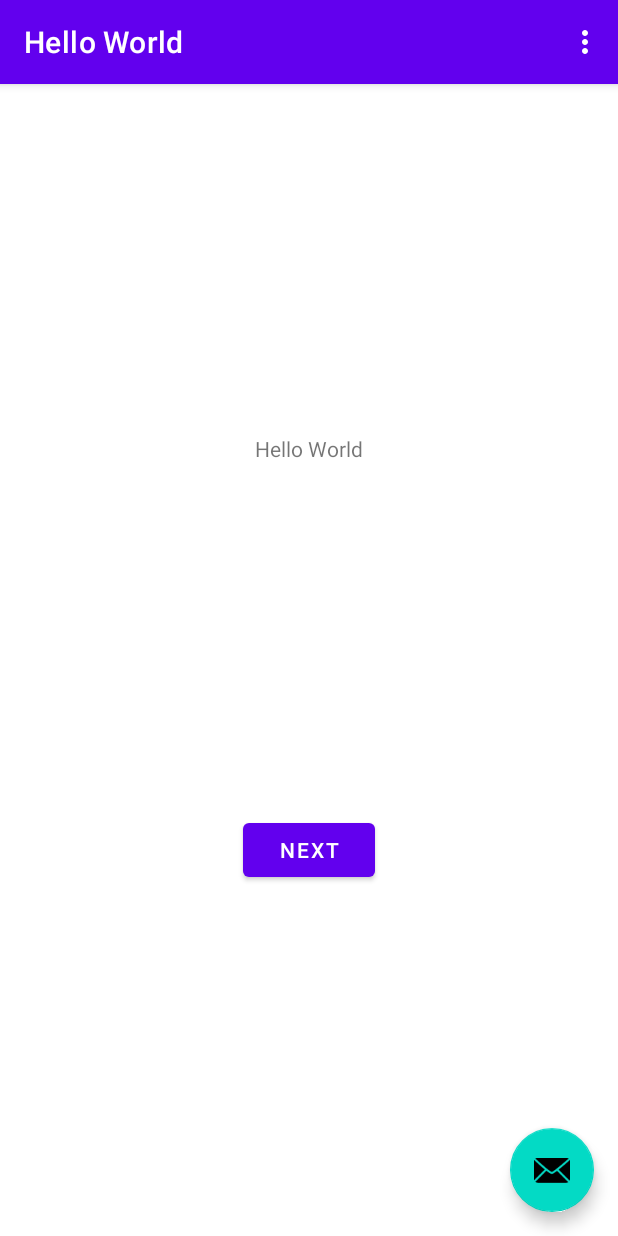
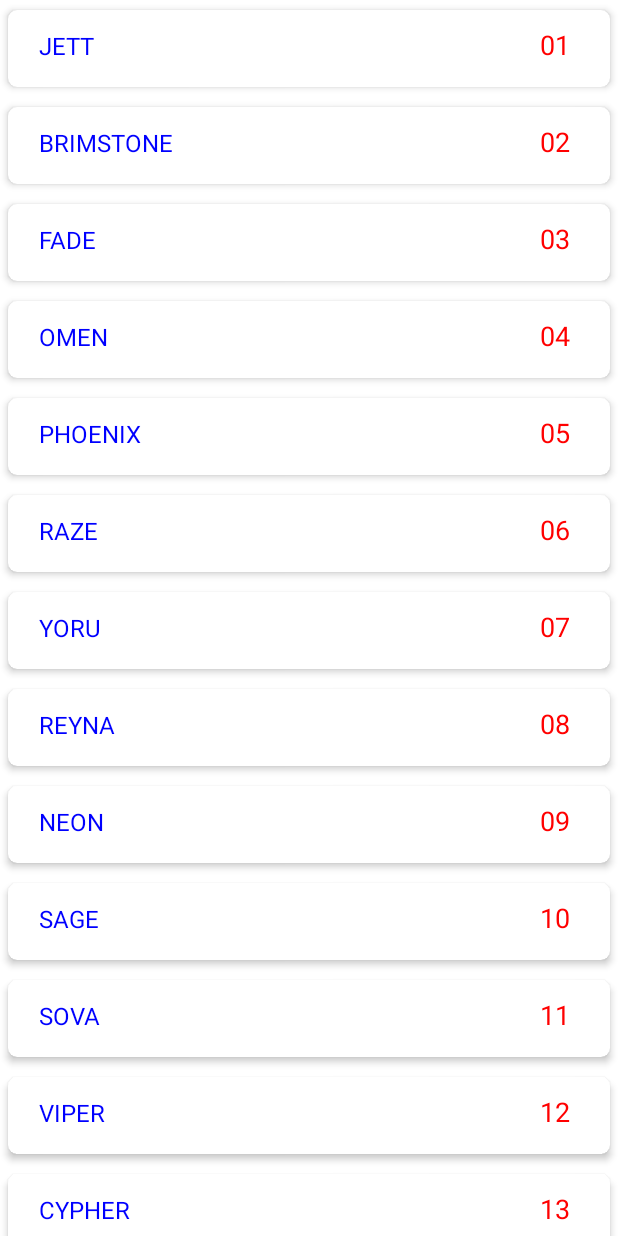
Before and after one commit to NosweL/04-android-recyclerview, an Android app: the screen it shows after launch (MainActivity), on a phone screen of 412 x 824 dp. Run offline under Robolectric (Android 15) with nearby library versions, the phone set to English and light mode, and no system bars.

Commit message:
update 04-android-recyclerview

```diff
--- /dev/null
+++ b/app/src/main/java/jti/polinema/ac/recyclerview/Data.java
@@ -0,0 +1,26 @@
+package jti.polinema.ac.recyclerview;
+
+public class Data {
+    public static String data(){
+        return "[" + "{'word': 'JETT', 'no': '01'}," +
+                "{'word': 'BRIMSTONE', 'no': '02'}," +
+                "{'word': 'FADE', 'no': '03'}," +
+                "{'word': 'OMEN', 'no': '04'}," +
+                "{'word':'PHOENIX', 'no': '05'}," +
+                "{'word':'RAZE', 'no': '06'}," +
+                "{'word':'YORU', 'no': '07'}," +
+                "{'word':'REYNA', 'no': '08'}," +
+                "{'word':'NEON', 'no': '09'}," +
+                "{'word':'SAGE', 'no': '10'}," +
+                "{'word':'SOVA', 'no': '11'}," +
+                "{'word':'VIPER', 'no': '12'}," +
+                "{'word':'CYPHER', 'no': '13'}," +
+                "{'word':'KILLJOY', 'no': '14'}," +
+                "{'word':'BREACH', 'no': '15'}," +
+                "{'word':'SKY', 'no': '16'}," +
+                "{'word':'ASTRA', 'no': '17'}," +
+                "{'word':'KAY/O', 'no': '18'}," +
+                "{'word':'CHAMBER', 'no': '19'}," +
+                "{'word':'CHAMBER', 'no': '26'}" + "]";
+    }
+}
--- a/app/src/main/java/jti/polinema/ac/recyclerview/FirstFragment.java
+++ /dev/null
@@ -1,47 +0,0 @@
-package jti.polinema.ac.recyclerview;
-
-import android.os.Bundle;
-import android.view.LayoutInflater;
-import android.view.View;
-import android.view.ViewGroup;
-
-import androidx.annotation.NonNull;
-import androidx.fragment.app.Fragment;
-import androidx.navigation.fragment.NavHostFragment;
-
-import jti.polinema.ac.recyclerview.databinding.FragmentFirstBinding;
-
-public class FirstFragment extends Fragment {
-
-    private FragmentFirstBinding binding;
-
-    @Override
-    public View onCreateView(
-            LayoutInflater inflater, ViewGroup container,
-            Bundle savedInstanceState
-    ) {
-
-        binding = FragmentFirstBinding.inflate(inflater, container, false);
-        return binding.getRoot();
-
-    }
-
-    public void onViewCreated(@NonNull View view, Bundle savedInstanceState) {
-        super.onViewCreated(view, savedInstanceState);
-
-        binding.buttonFirst.setOnClickListener(new View.OnClickListener() {
-            @Override
-            public void onClick(View view) {
-                NavHostFragment.findNavController(FirstFragment.this)
-                        .navigate(R.id.action_FirstFragment_to_SecondFragment);
-            }
-        });
-    }
-
-    @Override
-    public void onDestroyView() {
-        super.onDestroyView();
-        binding = null;
-    }
-
-}
--- a/app/src/main/java/jti/polinema/ac/recyclerview/MainActivity.java
+++ b/app/src/main/java/jti/polinema/ac/recyclerview/MainActivity.java
@@ -1,79 +1,46 @@
 package jti.polinema.ac.recyclerview;
 
+import androidx.appcompat.app.AppCompatActivity;
+import androidx.recyclerview.widget.RecyclerView;
 import android.os.Bundle;
+import java.util.ArrayList;
+import androidx.recyclerview.widget.LinearLayoutManager;
 
-import com.google.android.material.snackbar.Snackbar;
-
-import androidx.appcompat.app.AppCompatActivity;
-
-import android.view.View;
-
-import androidx.navigation.NavController;
-import androidx.navigation.Navigation;
-import androidx.navigation.ui.AppBarConfiguration;
-import androidx.navigation.ui.NavigationUI;
-
-import jti.polinema.ac.recyclerview.databinding.ActivityMainBinding;
-
-import android.view.Menu;
-import android.view.MenuItem;
-
-import java.util.LinkedList;
+import org.json.JSONArray;
+import org.json.JSONException;
+import org.json.JSONObject;
 
 public class MainActivity extends AppCompatActivity {
 
-    private AppBarConfiguration appBarConfiguration;
-    private ActivityMainBinding binding;
-    private final LinkedList<String> mWordList = new LinkedList<>();
+    private ArrayList<Word> dataList;
 
     @Override
     protected void onCreate(Bundle savedInstanceState) {
         super.onCreate(savedInstanceState);
+        setContentView(R.layout.activity_main);
+        setData(Data.data());
 
-        binding = ActivityMainBinding.inflate(getLayoutInflater());
-        setContentView(binding.getRoot());
+        RecyclerView word_recyclerView = findViewById(R.id.recycler_view);
+        WordAdapter adapter = new WordAdapter(dataList);
 
-        setSupportActionBar(binding.toolbar);
-
-        NavController navController = Navigation.findNavController(this, R.id.nav_host_fragment_content_main);
-        appBarConfiguration = new AppBarConfiguration.Builder(navController.getGraph()).build();
-        NavigationUI.setupActionBarWithNavController(this, navController, appBarConfiguration);
-
-        binding.fab.setOnClickListener(new View.OnClickListener() {
-            @Override
-            public void onClick(View view) {
-                Snackbar.make(view, "Replace with your own action", Snackbar.LENGTH_LONG)
-                        .setAction("Action", null).show();
-            }
-        });
+        RecyclerView.LayoutManager layoutManager = new LinearLayoutManager(this);
+        word_recyclerView.setLayoutManager(layoutManager);
+        word_recyclerView.setAdapter(adapter);
     }
 
-    @Override
-    public boolean onCreateOptionsMenu(Menu menu) {
-        // Inflate the menu; this adds items to the action bar if it is present.
-        getMenuInflater().inflate(R.menu.menu_main, menu);
-        return true;
-    }
+    public void setData(String data){
+        try {
+            JSONArray jsonArray = new JSONArray(data);
+            dataList = new ArrayList<>();
+            for(int i=0; i<jsonArray.length(); i++){
+                JSONObject jsonObject = jsonArray.getJSONObject(i);
+                Word word = new Word(jsonObject.getString("word"),
+                        jsonObject.getString("no"));
+                dataList.add(word);
+            }
 
-    @Override
-    public boolean onOptionsItemSelected(MenuItem item) {
-        // Handle action bar item clicks here. The action bar will
-        // automatically handle clicks on the Home/Up button, so long
-        // as you specify a parent activity in AndroidManifest.xml.
-        int id = item.getItemId();
-
-        //noinspection SimplifiableIfStatement
-        if (id == R.id.action_settings) {
-            return true;
+        } catch (JSONException e) {
+            e.printStackTrace();
         }
-
-        return super.onOptionsItemSelected(item);
-    }
-
-    @Override
-    public boolean onSupportNavigateUp() {
-        NavController navController = Navigation.findNavController(this, R.id.nav_host_fragment_content_main);
-        return NavigationUI.navigateUp(navController, appBarConfiguration)
-                || super.onSupportNavigateUp();
     }
 }
--- a/app/src/main/java/jti/polinema/ac/recyclerview/SecondFragment.java
+++ /dev/null
@@ -1,47 +0,0 @@
-package jti.polinema.ac.recyclerview;
-
-import android.os.Bundle;
-import android.view.LayoutInflater;
-import android.view.View;
-import android.view.ViewGroup;
-
-import androidx.annotation.NonNull;
-import androidx.fragment.app.Fragment;
-import androidx.navigation.fragment.NavHostFragment;
-
-import jti.polinema.ac.recyclerview.databinding.FragmentSecondBinding;
-
-public class SecondFragment extends Fragment {
-
-    private FragmentSecondBinding binding;
-
-    @Override
-    public View onCreateView(
-            LayoutInflater inflater, ViewGroup container,
-            Bundle savedInstanceState
-    ) {
-
-        binding = FragmentSecondBinding.inflate(inflater, container, false);
-        return binding.getRoot();
-
-    }
-
-    public void onViewCreated(@NonNull View view, Bundle savedInstanceState) {
-        super.onViewCreated(view, savedInstanceState);
-
-        binding.buttonSecond.setOnClickListener(new View.OnClickListener() {
-            @Override
-            public void onClick(View view) {
-                NavHostFragment.findNavController(SecondFragment.this)
-                        .navigate(R.id.action_SecondFragment_to_FirstFragment);
-            }
-        });
-    }
-
-    @Override
-    public void onDestroyView() {
-        super.onDestroyView();
-        binding = null;
-    }
-
-}
--- /dev/null
+++ b/app/src/main/java/jti/polinema/ac/recyclerview/Word.java
@@ -0,0 +1,27 @@
+package jti.polinema.ac.recyclerview;
+
+public class Word {
+    private String word;
+    private String no;
+
+    public Word(String word, String no){
+        this.word = word;
+        this.no = no;
+    }
+
+    public String getWord() {
+        return word;
+    }
+
+    public void setWord(String word) {
+        this.word = word;
+    }
+
+    public String getNo() {
+        return no;
+    }
+
+    public void setNo(String no) {
+        this.no = no;
+    }
+}
--- /dev/null
+++ b/app/src/main/java/jti/polinema/ac/recyclerview/WordAdapter.java
@@ -0,0 +1,50 @@
+package jti.polinema.ac.recyclerview;
+
+import android.view.LayoutInflater;
+import android.view.View;
+import android.view.ViewGroup;
+import android.widget.TextView;
+
+import androidx.annotation.NonNull;
+import androidx.recyclerview.widget.RecyclerView;
+
+import java.util.ArrayList;
+
+public class WordAdapter extends RecyclerView.Adapter<WordAdapter.WordViewHolder> {
+
+    private ArrayList<Word> dataList;
+
+    public WordAdapter(ArrayList<Word> dataList) {
+        this.dataList = dataList;
+    }
+
+    @NonNull
+    @Override
+    public WordAdapter.WordViewHolder onCreateViewHolder(@NonNull ViewGroup viewGroup, int i) {
+        LayoutInflater layoutInflater = LayoutInflater.from(viewGroup.getContext());
+        View view = layoutInflater.inflate(R.layout.list_item, viewGroup, false);
+        return new WordViewHolder(view);
+    }
+
+    @Override
+    public void onBindViewHolder(@NonNull WordAdapter.WordViewHolder wordViewHolder, int i) {
+        wordViewHolder.word.setText(dataList.get(i).getWord());
+        wordViewHolder.num.setText(dataList.get(i).getNo());
+    }
+
+    @Override
+    public int getItemCount() {
+        return (dataList != null) ? dataList.size() : 0;
+    }
+
+    public class WordViewHolder extends RecyclerView.ViewHolder {
+        private TextView word, num;
+
+        public WordViewHolder(@NonNull View itemView) {
+            super(itemView);
+            word = (TextView) itemView.findViewById(R.id.word);
+            num = (TextView) itemView.findViewById(R.id.nomor);
+        }
+    }
+
+}
--- a/app/src/main/res/drawable-anydpi/ic_add_for_fab.xml
+++ /dev/null
@@ -1,11 +0,0 @@
-<vector xmlns:android="http://schemas.android.com/apk/res/android"
-    android:width="24dp"
-    android:height="24dp"
-    android:viewportWidth="24"
-    android:viewportHeight="24"
-    android:tint="#FFFFFF"
-    android:alpha="0.8">
-  <path
-      android:fillColor="@android:color/white"
-      android:pathData="M19,13h-6v6h-2v-6H5v-2h6V5h2v6h6v2z"/>
-</vector>
--- a/app/src/main/res/layout/activity_main.xml
+++ b/app/src/main/res/layout/activity_main.xml
@@ -1,34 +1,13 @@
 <?xml version="1.0" encoding="utf-8"?>
-<androidx.coordinatorlayout.widget.CoordinatorLayout xmlns:android="http://schemas.android.com/apk/res/android"
-    xmlns:app="http://schemas.android.com/apk/res-auto"
+<androidx.constraintlayout.widget.ConstraintLayout xmlns:android="http://schemas.android.com/apk/res/android"
     xmlns:tools="http://schemas.android.com/tools"
     android:layout_width="match_parent"
     android:layout_height="match_parent"
     tools:context=".MainActivity">
 
-    <com.google.android.material.appbar.AppBarLayout
+    <androidx.recyclerview.widget.RecyclerView
+        android:id="@+id/recycler_view"
         android:layout_width="match_parent"
-        android:layout_height="wrap_content"
-        android:theme="@style/Theme.RecyclerView.AppBarOverlay">
+        android:layout_height="match_parent" />
 
-        <androidx.appcompat.widget.Toolbar
-            android:id="@+id/toolbar"
-            android:layout_width="match_parent"
-            android:layout_height="?attr/actionBarSize"
-            android:background="?attr/colorPrimary"
-            app:popupTheme="@style/Theme.RecyclerView.PopupOverlay" />
-
-    </com.google.android.material.appbar.AppBarLayout>
-
-    <include layout="@layout/content_main" />
-
-    <com.google.android.material.floatingactionbutton.FloatingActionButton
-        android:id="@+id/fab"
-        android:layout_width="wrap_content"
-        android:layout_height="wrap_content"
-        android:layout_gravity="bottom|end"
-        android:layout_marginEnd="@dimen/fab_margin"
-        android:layout_marginBottom="16dp"
-        app:srcCompat="@android:drawable/ic_dialog_email" />
-
-</androidx.coordinatorlayout.widget.CoordinatorLayout>
+</androidx.constraintlayout.widget.ConstraintLayout>
--- a/app/src/main/res/layout/content_main.xml
+++ /dev/null
@@ -1,19 +0,0 @@
-<?xml version="1.0" encoding="utf-8"?>
-<androidx.constraintlayout.widget.ConstraintLayout xmlns:android="http://schemas.android.com/apk/res/android"
-    xmlns:app="http://schemas.android.com/apk/res-auto"
-    android:layout_width="match_parent"
-    android:layout_height="match_parent"
-    app:layout_behavior="@string/appbar_scrolling_view_behavior">
-
-    <androidx.fragment.app.FragmentContainerView
-        android:id="@+id/nav_host_fragment_content_main"
-        android:name="androidx.navigation.fragment.NavHostFragment"
-        android:layout_width="0dp"
-        android:layout_height="0dp"
-        app:defaultNavHost="true"
-        app:layout_constraintBottom_toBottomOf="parent"
-        app:layout_constraintEnd_toEndOf="parent"
-        app:layout_constraintStart_toStartOf="parent"
-        app:layout_constraintTop_toTopOf="parent"
-        app:navGraph="@navigation/nav_graph" />
-</androidx.constraintlayout.widget.ConstraintLayout>
--- a/app/src/main/res/layout/fragment_first.xml
+++ /dev/null
@@ -1,28 +0,0 @@
-<?xml version="1.0" encoding="utf-8"?>
-<androidx.constraintlayout.widget.ConstraintLayout xmlns:android="http://schemas.android.com/apk/res/android"
-    xmlns:app="http://schemas.android.com/apk/res-auto"
-    xmlns:tools="http://schemas.android.com/tools"
-    android:layout_width="match_parent"
-    android:layout_height="match_parent"
-    tools:context=".FirstFragment">
-
-    <TextView
-        android:id="@+id/textview_first"
-        android:layout_width="wrap_content"
-        android:layout_height="wrap_content"
-        android:text="Hello World"
-        app:layout_constraintBottom_toTopOf="@id/button_first"
-        app:layout_constraintEnd_toEndOf="parent"
-        app:layout_constraintStart_toStartOf="parent"
-        app:layout_constraintTop_toTopOf="parent" />
-
-    <Button
-        android:id="@+id/button_first"
-        android:layout_width="wrap_content"
-        android:layout_height="wrap_content"
-        android:text="@string/next"
-        app:layout_constraintBottom_toBottomOf="parent"
-        app:layout_constraintEnd_toEndOf="parent"
-        app:layout_constraintStart_toStartOf="parent"
-        app:layout_constraintTop_toBottomOf="@id/textview_first" />
-</androidx.constraintlayout.widget.ConstraintLayout>
--- a/app/src/main/res/layout/fragment_second.xml
+++ /dev/null
@@ -1,27 +0,0 @@
-<?xml version="1.0" encoding="utf-8"?>
-<androidx.constraintlayout.widget.ConstraintLayout xmlns:android="http://schemas.android.com/apk/res/android"
-    xmlns:app="http://schemas.android.com/apk/res-auto"
-    xmlns:tools="http://schemas.android.com/tools"
-    android:layout_width="match_parent"
-    android:layout_height="match_parent"
-    tools:context=".SecondFragment">
-
-    <TextView
-        android:id="@+id/textview_second"
-        android:layout_width="wrap_content"
-        android:layout_height="wrap_content"
-        app:layout_constraintBottom_toTopOf="@id/button_second"
-        app:layout_constraintEnd_toEndOf="parent"
-        app:layout_constraintStart_toStartOf="parent"
-        app:layout_constraintTop_toTopOf="parent" />
-
-    <Button
-        android:id="@+id/button_second"
-        android:layout_width="wrap_content"
-        android:layout_height="wrap_content"
-        android:text="@string/previous"
-        app:layout_constraintBottom_toBottomOf="parent"
-        app:layout_constraintEnd_toEndOf="parent"
-        app:layout_constraintStart_toStartOf="parent"
-        app:layout_constraintTop_toBottomOf="@id/textview_second" />
-</androidx.constraintlayout.widget.ConstraintLayout>
--- /dev/null
+++ b/app/src/main/res/layout/list_item.xml
@@ -0,0 +1,47 @@
+<?xml version="1.0" encoding="utf-8"?>
+<androidx.cardview.widget.CardView xmlns:app="http://schemas.android.com/apk/res-auto"
+    xmlns:android="http://schemas.android.com/apk/res/android"
+    android:layout_width="match_parent"
+    android:layout_height="wrap_content"
+    app:cardCornerRadius="6dp"
+    app:cardElevation="3dp"
+    app:cardUseCompatPadding="true">
+
+    <LinearLayout xmlns:android="http://schemas.android.com/apk/res/android"
+        android:layout_width="match_parent"
+        android:layout_height="wrap_content"
+        android:layout_margin="5dp"
+        android:orientation="vertical"
+        android:padding="5dp">
+
+        <LinearLayout
+            android:layout_width="match_parent"
+            android:layout_height="wrap_content"
+            android:orientation="horizontal">
+
+            <TextView
+                android:id="@+id/word"
+                android:layout_width="wrap_content"
+                android:layout_height="wrap_content"
+                android:paddingLeft="10dp"
+                android:paddingRight="10dp"
+                android:paddingBottom="5dp"
+                android:text="Paulo Dybala"
+                android:textColor="@color/white"
+                android:textSize="16sp" />
+
+            <TextView
+                android:id="@+id/nomor"
+                android:layout_width="match_parent"
+                android:layout_height="wrap_content"
+                android:paddingLeft="10dp"
+                android:paddingRight="16dp"
+                android:paddingBottom="5dp"
+                android:text="10"
+                android:textAlignment="viewEnd"
+                android:textColor="@color/suket"
+                android:textSize="18sp" />
+
+        </LinearLayout>
+    </LinearLayout>
+</androidx.cardview.widget.CardView>
--- a/app/src/main/res/layout/wordlist_item.xml
+++ /dev/null
@@ -1,6 +0,0 @@
-<?xml version="1.0" encoding="utf-8"?>
-<LinearLayout xmlns:android="http://schemas.android.com/apk/res/android"
-    android:layout_width="match_parent"
-    android:layout_height="match_parent">
-
-</LinearLayout>
--- a/app/src/main/res/menu/menu_main.xml
+++ /dev/null
@@ -1,10 +0,0 @@
-<menu xmlns:android="http://schemas.android.com/apk/res/android"
-    xmlns:app="http://schemas.android.com/apk/res-auto"
-    xmlns:tools="http://schemas.android.com/tools"
-    tools:context="jti.polinema.ac.recyclerview.MainActivity">
-    <item
-        android:id="@+id/action_settings"
-        android:orderInCategory="100"
-        android:title="@string/action_settings"
-        app:showAsAction="never" />
-</menu>
--- a/app/src/main/res/navigation/nav_graph.xml
+++ /dev/null
@@ -1,28 +0,0 @@
-<?xml version="1.0" encoding="utf-8"?>
-<navigation xmlns:android="http://schemas.android.com/apk/res/android"
-    xmlns:app="http://schemas.android.com/apk/res-auto"
-    xmlns:tools="http://schemas.android.com/tools"
-    android:id="@+id/nav_graph"
-    app:startDestination="@id/FirstFragment">
-
-    <fragment
-        android:id="@+id/FirstFragment"
-        android:name="jti.polinema.ac.recyclerview.FirstFragment"
-        android:label="@string/first_fragment_label"
-        tools:layout="@layout/fragment_first">
-
-        <action
-            android:id="@+id/action_FirstFragment_to_SecondFragment"
-            app:destination="@id/SecondFragment" />
-    </fragment>
-    <fragment
-        android:id="@+id/SecondFragment"
-        android:name="jti.polinema.ac.recyclerview.SecondFragment"
-        android:label="@string/second_fragment_label"
-        tools:layout="@layout/fragment_second">
-
-        <action
-            android:id="@+id/action_SecondFragment_to_FirstFragment"
-            app:destination="@id/FirstFragment" />
-    </fragment>
-</navigation>
--- a/app/src/main/res/values/colors.xml
+++ b/app/src/main/res/values/colors.xml
@@ -6,5 +6,6 @@
     <color name="teal_200">#FF03DAC5</color>
     <color name="teal_700">#FF018786</color>
     <color name="black">#FF000000</color>
-    <color name="white">#FFFFFFFF</color>
+    <color name="white">#0000ff</color>
+    <color name="suket">#ff0000</color>
 </resources>
```
Also changed, not shown: app/src/main/res/drawable-hdpi/ic_add_for_fab.png (deleted), app/src/main/res/drawable-mdpi/ic_add_for_fab.png (deleted), app/src/main/res/drawable-xhdpi/ic_add_for_fab.png (deleted), app/src/main/res/drawable-xxhdpi/ic_add_for_fab.png (deleted).
